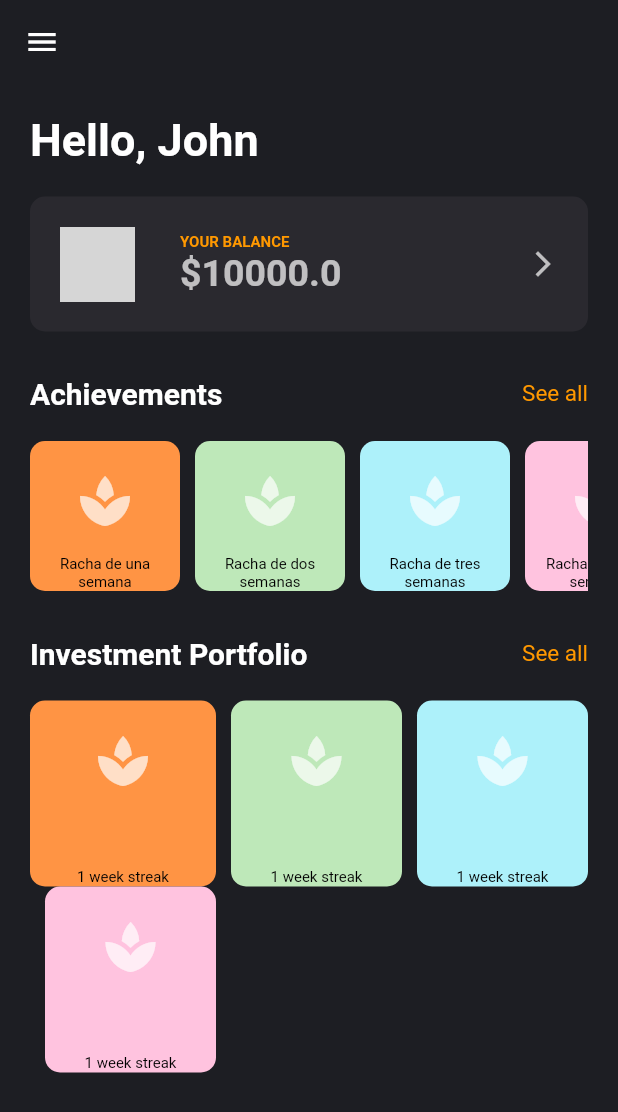
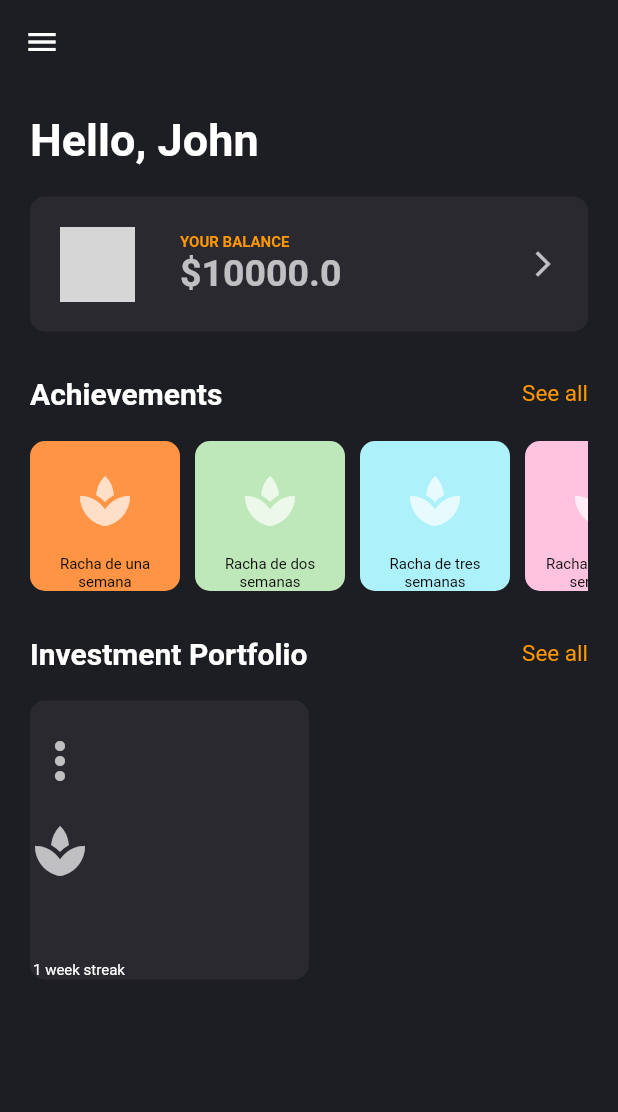
Before and after one commit to ianespana/Proyecto-Final-Flutter, a Flutter app: the screen it shows after launch, on a phone screen of 412 x 824 dp. Shown: the top 1112 px of the screen. Run offline on Flutter 3.47's test engine with Material 2 defaults, Android fonts, the phone set to English and light mode, and no system bars; missing offline and left inert: dart:ffi; network calls fail; grey boxes are pictures that could not be loaded.

Commit message:
Añadir botones y stocks

```diff
--- a/lib/main.dart
+++ b/lib/main.dart
@@ -1,5 +1,7 @@
 import 'package:flutter/material.dart';
 import 'package:proyecto_final_flutter/achievements.dart';
+import 'package:proyecto_final_flutter/profile.dart';
+import 'package:proyecto_final_flutter/stock.dart';
 import 'achievement.dart';
 
 const Color backgroundColor = Color(0xFF1D1E23);
@@ -112,6 +114,14 @@ class MyApp extends StatelessWidget {
               ),
               Padding(
                 padding: const EdgeInsets.only(top: 20),
+                child: GestureDetector(
+                  onTap: () {
+                    Navigator.push(
+                        context,
+                        MaterialPageRoute(
+                            builder: (context) =>
+                            const Profile()));
+                  },
                   child: Container(
                     margin: const EdgeInsets.only(left: 20, right: 20),
                     height: 90,
@@ -165,6 +175,7 @@ class MyApp extends StatelessWidget {
                             size: 20,
                           ),
                         ],
+                      ),
                     ),
                   ),
                 ),
@@ -305,31 +316,17 @@ class MyApp extends StatelessWidget {
                       padding: const EdgeInsets.only(top: 20),
                       child: SingleChildScrollView(
                         scrollDirection: Axis.vertical,
-                        child: GridView.extent(
-                          maxCrossAxisExtent: 150,
+                        child: GridView.count(
                           shrinkWrap: true,
+                          crossAxisCount: 2,
                           children: const [
-                            Achievement(
+                            Stock(
                               name: '1 week streak',
+                              value: 0.0,
+                              percentage: 0.0,
+                              isUp: false,
                               icon: Icons.spa,
-                                color: Color(0xFFFF9444)),
-                            Achievement(
-                              name: '1 week streak',
-                              icon: Icons.spa,
-                              color: Color(0xFFBEE8B9),
-                              margin: EdgeInsets.only(left: 10),
-                            ),
-                            Achievement(
-                              name: '1 week streak',
-                              icon: Icons.spa,
-                              color: Color(0xFFADF1FA),
-                              margin: EdgeInsets.only(left: 10),
-                            ),
-                            Achievement(
-                              name: '1 week streak',
-                              icon: Icons.spa,
-                              color: Color(0xFFFFC3DF),
-                              margin: EdgeInsets.only(left: 10),
+                              color: primaryColor,
                             ),
                           ],
                         ),
--- a/lib/profile.dart
+++ b/lib/profile.dart
@@ -1,13 +1,13 @@
 import 'package:flutter/material.dart';
 
-class name extends StatelessWidget {
-  const name({super.key});
+class Profile extends StatelessWidget {
+  const Profile({super.key});
 
   @override
   Widget build(BuildContext context) {
     return Scaffold(
       body: Column(
-        children: [
+        children: const [
           CircleAvatar(
             backgroundImage: NetworkImage(
                 'https://img.freepik.com/free-vector/businessman-character-avatar-isolated_24877-60111.jpg'),
--- /dev/null
+++ b/lib/stock.dart
@@ -0,0 +1,64 @@
+import 'dart:ffi';
+
+import 'package:flutter/material.dart';
+
+class Stock extends StatelessWidget {
+  final String name;
+  final double value;
+  final double percentage;
+  final bool isUp;
+  final IconData icon;
+  final Color color;
+  final EdgeInsets margin;
+  final EdgeInsets padding;
+
+  const Stock({super.key, required this.name, required this.value, required this.percentage, required this.isUp, required this.icon, required this.color, this.margin = EdgeInsets.zero, this.padding = EdgeInsets.zero});
+
+  @override
+  Widget build(BuildContext context) {
+    return Container(
+      margin: margin,
+      padding: padding,
+      height: 250,
+      width: 250,
+      decoration: BoxDecoration(
+        color: color,
+        borderRadius: BorderRadius.circular(10),
+      ),
+      child: Column(
+        mainAxisAlignment: MainAxisAlignment.center,
+        crossAxisAlignment: CrossAxisAlignment.start,
+        children: [
+          Container(
+            padding: const EdgeInsets.only(top: 20),
+            child: const Icon(
+              Icons.more_vert,
+              color: Colors.white70,
+              size: 40,
+            ),
+          ),
+          Container(
+            padding: const EdgeInsets.only(top: 20),
+            child: Icon(
+              icon,
+              color: Colors.white70,
+              size: 40,
+            ),
+          ),
+          const Spacer(),
+          Container(
+            padding: const EdgeInsets.only(left: 2, right: 2),
+            child: Text(
+              name,
+              textAlign: TextAlign.center,
+              style: const TextStyle(
+                color: Colors.white,
+                fontSize: 10,
+              ),
+            ),
+          ),
+        ],
+      ),
+    );
+  }
+}
```
Lines whose indentation alone changed are shown as unchanged.
